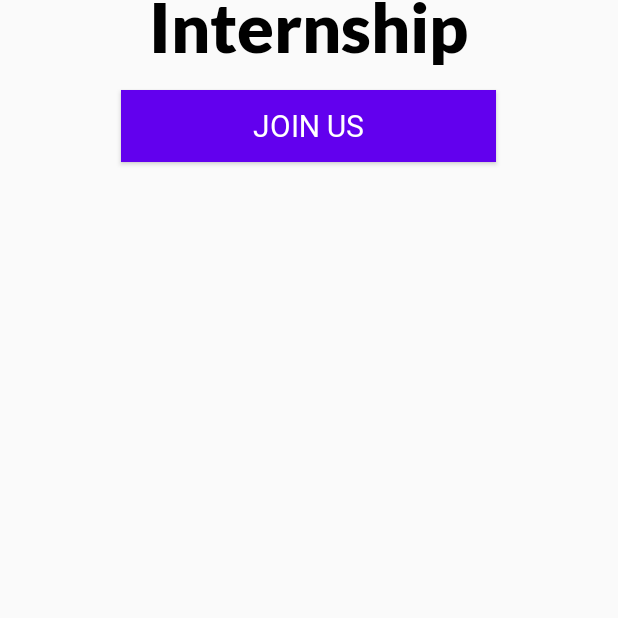
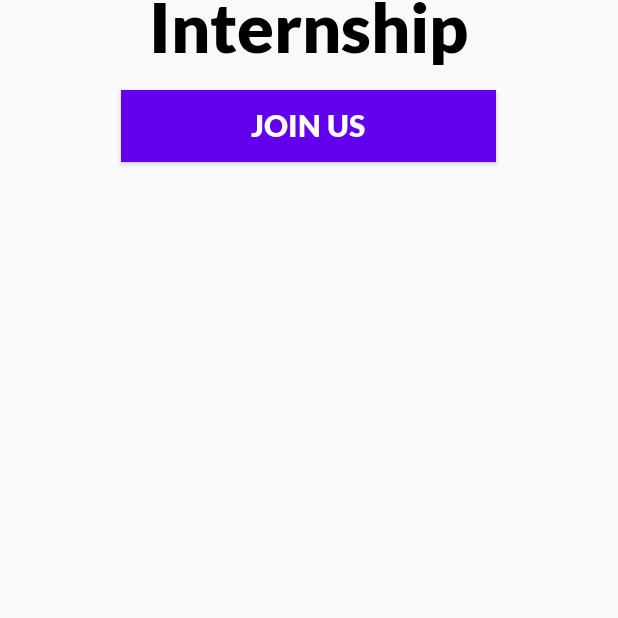
Before and after one commit to gisellakontaria/androidsdk-example, an Android app: the screen it shows after launch (MainActivity), on a phone screen of 412 x 824 dp, the part 489-1107 px from its top. Run offline under Robolectric (Android 15) with nearby library versions, the phone set to English and light mode, and no system bars; libraries missing offline, so code that uses them is left out: com.cotter.app; 1 statement that could not run was skipped.

```diff
--- a/app/build.gradle
+++ b/app/build.gradle
@@ -34,6 +34,7 @@ dependencies {
     implementation 'com.google.android.material:material:1.2.1'
     implementation 'androidx.constraintlayout:constraintlayout:2.0.4'
     implementation 'com.github.cotterapp:android-sdk:0.4.5'
+    implementation 'com.google.code.gson:gson:2.8.6'
     testImplementation 'junit:junit:4.+'
     androidTestImplementation 'androidx.test.ext:junit:1.1.2'
     androidTestImplementation 'androidx.test.espresso:espresso-core:3.3.0'
--- a/app/src/main/java/com/example/codingchallenge/MainActivity.java
+++ b/app/src/main/java/com/example/codingchallenge/MainActivity.java
@@ -19,9 +19,10 @@ public class MainActivity extends AppCompatActivity {
                 "45d59d89-6129-47f1-8bbd-6e0d9725928e");
     }
 
-    // Retrieves Cotter's login form through WebView
-    public void login(View view) {
+    // Retrieves Cotter's email login form through WebView
+    public void register(View view) {
         Cotter.newIdentity(this, "com.example.codingchallenge://auth_callback").login("EMAIL",
                 this, Dashboard.class);
     }
+
 }
--- a/app/src/main/res/layout/activity_main.xml
+++ b/app/src/main/res/layout/activity_main.xml
@@ -1,7 +1,6 @@
 <?xml version="1.0" encoding="utf-8"?>
 
 <androidx.constraintlayout.widget.ConstraintLayout xmlns:android="http://schemas.android.com/apk/res/android"
-xmlns:app="http://schemas.android.com/apk/res-auto"
 xmlns:tools="http://schemas.android.com/tools"
 android:layout_width="match_parent"
 android:layout_height="match_parent"
@@ -24,14 +23,14 @@ tools:context=".MainActivity">
             android:textStyle="bold" />
 
         <Button
-            android:id="@+id/login"
+            android:id="@+id/register"
             android:layout_width="250dp"
             android:layout_height="wrap_content"
             android:layout_centerHorizontal="true"
             android:layout_marginTop="330dp"
             android:background="@color/purple_500"
-            android:fontFamily="@font/lato_bold"
-            android:onClick="login"
+            android:fontFamily="@font/lato_black"
+            android:onClick="register"
             android:text="Join Us"
             android:textColor="@color/white"
             android:textSize="20sp" />
```
Also changed, not shown: app/src/main/java/com/example/codingchallenge/Dashboard.java (+21 -2 lines).
